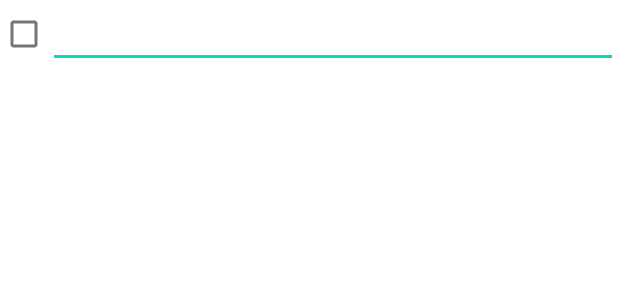
After one commit to Moony-H/RouTeen, an Android app: the layout source_custom_check_text_item.xml on its own in the app's theme, with its tools: preview values and no code run, on a phone screen of 412 x 824 dp. The commit adds this screen. Shown: the top 300 px of the screen. Run offline under Robolectric (Android 15) with nearby library versions, the phone set to English and light mode, and no system bars.

Commit message:
check text view created

```diff
--- a/app/src/main/java/com/moony/routeen/utils/RoomConverter.kt
+++ b/app/src/main/java/com/moony/routeen/utils/RoomConverter.kt
@@ -26,7 +26,4 @@ class RoomConverter {
         return date.time
     }
 
-
-
-
 }
--- /dev/null
+++ b/app/src/main/res/layout/source_custom_check_text_item.xml
@@ -0,0 +1,29 @@
+<?xml version="1.0" encoding="utf-8"?>
+<androidx.constraintlayout.widget.ConstraintLayout
+    android:id="@+id/source_custom_check_edit_parent"
+    xmlns:android="http://schemas.android.com/apk/res/android"
+    android:layout_width="match_parent"
+    android:layout_height="wrap_content"
+    xmlns:app="http://schemas.android.com/apk/res-auto">
+    <CheckBox
+        android:id="@+id/source_custom_checkbox"
+        android:layout_width="wrap_content"
+        android:layout_height="wrap_content"
+        android:minWidth="0dp"
+        android:minHeight="0dp"
+        app:layout_constraintTop_toTopOf="parent"
+        app:layout_constraintBottom_toBottomOf="parent"
+        app:layout_constraintLeft_toLeftOf="parent"
+        />
+    <EditText
+        android:id="@+id/source_custom_edit"
+        android:layout_width="0dp"
+        android:layout_height="wrap_content"
+        app:layout_constraintTop_toTopOf="parent"
+        app:layout_constraintBottom_toBottomOf="parent"
+        app:layout_constraintLeft_toRightOf="@id/source_custom_checkbox"
+        app:layout_constraintRight_toRightOf="parent"
+
+        />
+
+</androidx.constraintlayout.widget.ConstraintLayout>
```
Also changed, not shown: app/src/main/java/com/moony/routeen/ui/MainActivity.kt (+6 -4 lines), app/src/main/java/moony/CheckTextView.kt (added, +29 -0 lines), app/src/main/res/layout/activity_main.xml (+9 -3 lines), app/src/main/res/layout/source_memo_todo_list.xml (added, +9 -0 lines).
